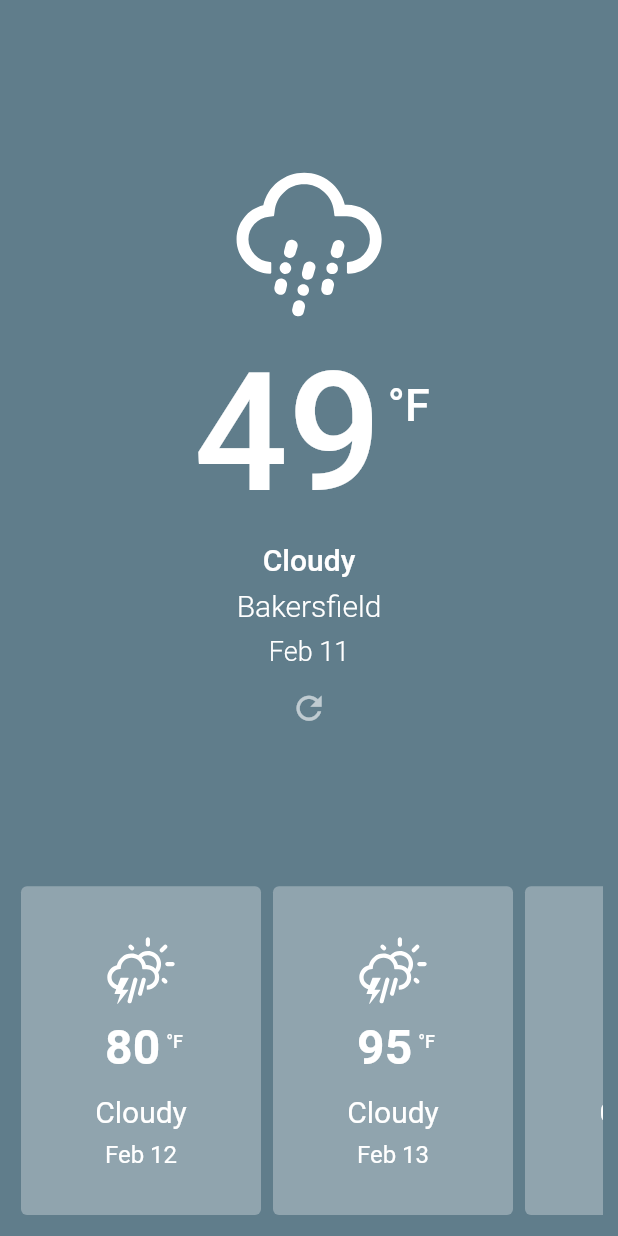
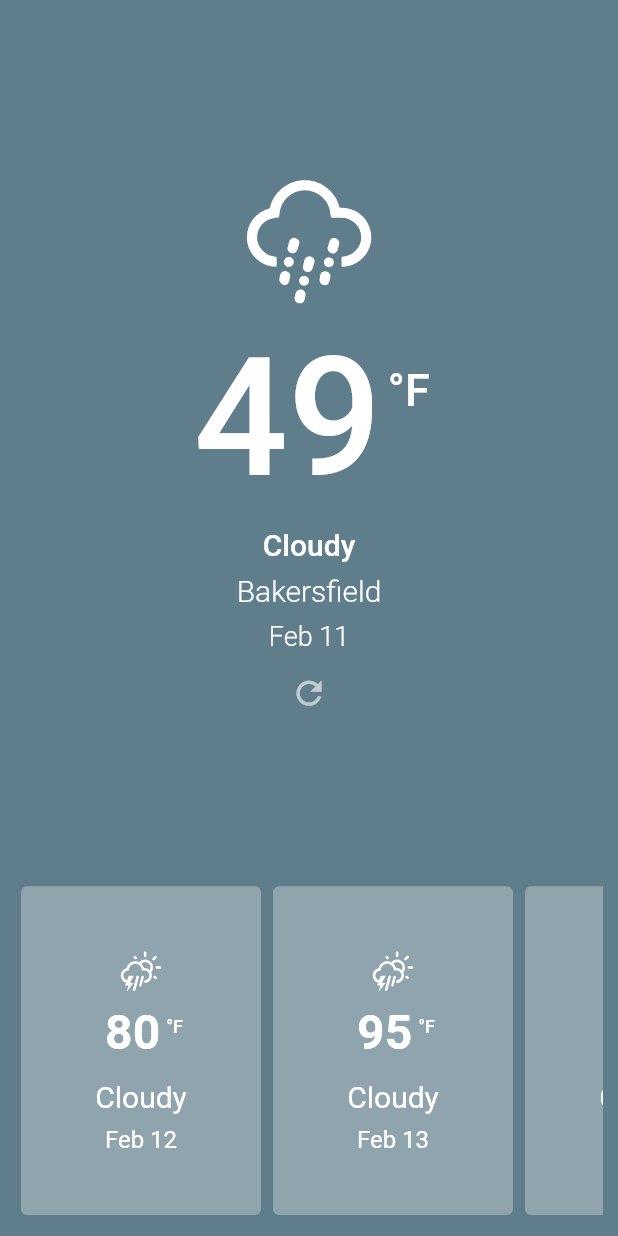
Before and after one commit to jordnance/CaliWeather, a Flutter app: the HomePage screen opened directly, on a phone screen of 412 x 824 dp. Run offline on Flutter 3.47's test engine with Material 2 defaults, Android fonts, the light colour scheme and no system bars; our stand-ins replace flutter_map, geolocator, latlong2, sqflite, weather_icons; accounts and stored records are empty.

Commit message:
fixed pixel overflow

```diff
--- a/lib/home.dart
+++ b/lib/home.dart
@@ -21,7 +21,7 @@
   final String description;
   final String date;
   final BoxedIcon weathIcon = const BoxedIcon(WeatherIcons.day_thunderstorm,
-      size: 50, color: Colors.white);
+      size: 30, color: Colors.white);
 
   const ForecastWeather(this.temperature, this.description, this.date,
       {super.key});
@@ -99,7 +99,7 @@
   final String city;
   final String date;
   final BoxedIcon weathIcon =
-      const BoxedIcon(WeatherIcons.rain_mix, size: 140, color: Colors.white);
+      const BoxedIcon(WeatherIcons.rain_mix, size: 120, color: Colors.white);
 
   const MainWeather(this.temperature, this.description, this.city, this.date,
       {super.key});
```
